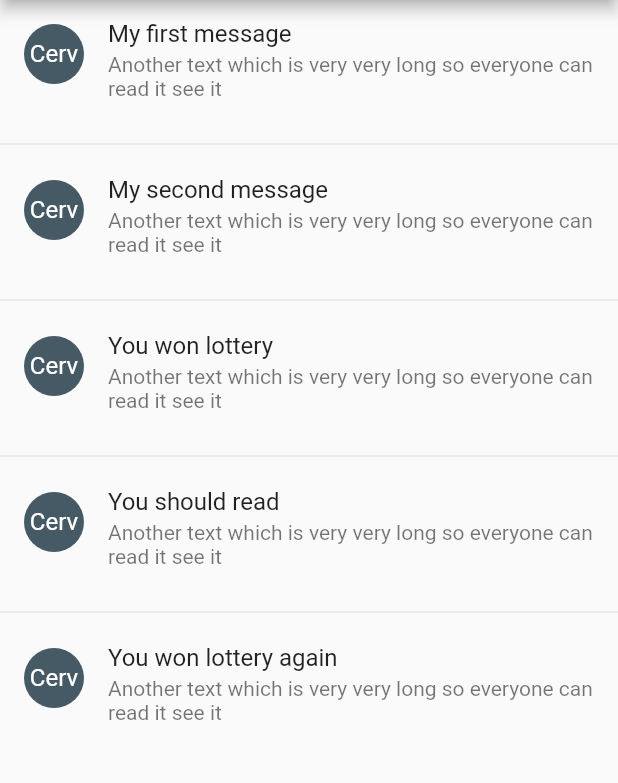
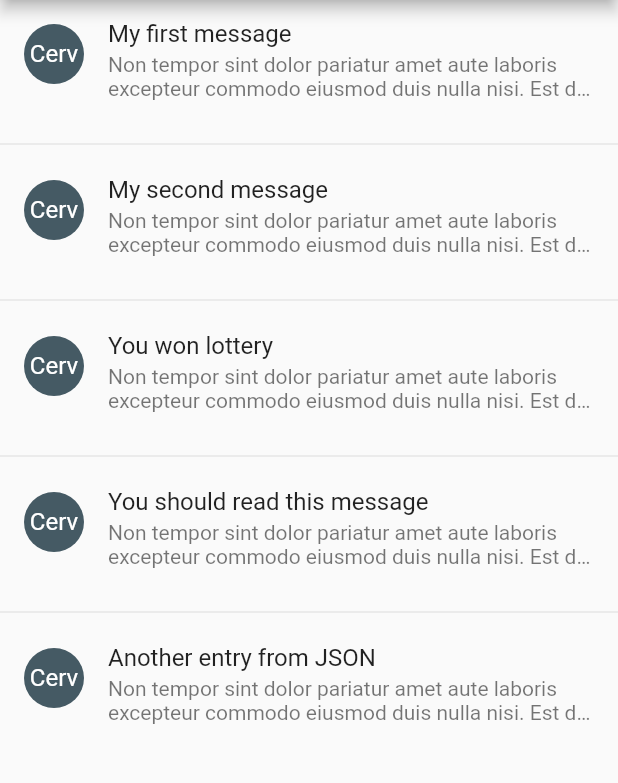
Before and after one commit to cerveau08/flutter_emailapp, a Flutter app: the screen it shows after launch, on a phone screen of 412 x 824 dp, the part 84-867 px from its top. Run offline on Flutter 3.47's test engine with Material 2 defaults, Android fonts, the phone set to English and light mode, and no system bars.

Commit message:
Accessing Assets

```diff
--- /dev/null
+++ b/data/message.json
@@ -0,0 +1,22 @@
+[
+    {
+        "subject": "My first message",
+        "body": "Non tempor sint dolor pariatur amet aute laboris excepteur commodo eiusmod duis nulla nisi. Est dolor consequat Lorem proident sit enim id duis sunt in. Deserunt et ex sint occaecat pariatur.Nulla aute commodo tempor commodo esse ipsum duis officia laboris ex nostrud. Culpa tempor pariatur velit enim et officia tempor aliquip eiusmod in magna dolor. Consectetur voluptate ullamco voluptate non anim in velit. Voluptate reprehenderit reprehenderit adipisicing minim aute in. Velit fugiat veniam dolore est reprehenderit eiusmod aliquip occaecat proident."
+    },
+    {
+        "subject": "My second message",
+        "body": "Non tempor sint dolor pariatur amet aute laboris excepteur commodo eiusmod duis nulla nisi. Est dolor consequat Lorem proident sit enim id duis sunt in. Deserunt et ex sint occaecat pariatur."
+    },
+    {
+        "subject": "You won lottery",
+        "body": "Non tempor sint dolor pariatur amet aute laboris excepteur commodo eiusmod duis nulla nisi. Est dolor consequat Lorem proident sit enim id duis sunt in. Deserunt et ex sint occaecat pariatur."
+    },
+    {
+        "subject": "You should read this message",
+        "body": "Non tempor sint dolor pariatur amet aute laboris excepteur commodo eiusmod duis nulla nisi. Est dolor consequat Lorem proident sit enim id duis sunt in. Deserunt et ex sint occaecat pariatur."
+    },
+    {
+        "subject": "Another entry from JSON",
+        "body": "Non tempor sint dolor pariatur amet aute laboris excepteur commodo eiusmod duis nulla nisi. Est dolor consequat Lorem proident sit enim id duis sunt in. Deserunt et ex sint occaecat pariatur."
+    }
+]
--- /dev/null
+++ b/lib/MessageList.dart
@@ -0,0 +1,54 @@
+import 'dart:convert';
+
+import 'package:flutter/material.dart';
+import 'package:flutter/services.dart';
+
+class MessageList extends StatefulWidget {
+  final String title;
+  const MessageList({Key key, this.title}) : super(key: key);
+  @override
+  State<StatefulWidget> createState() => _MessageListState();
+}
+class _MessageListState extends State<MessageList> {
+  var messages = const [];
+  Future loadMessageList() async {
+    var content = await rootBundle.loadString('data/message.json');
+    var collection = json.decode(content);
+    setState(() {
+      messages = collection;
+    });
+  }
+
+  void initState() {
+    loadMessageList();
+    super.initState();
+  }
+
+  Widget build(BuildContext context) {
+    return Scaffold(
+      appBar: AppBar(
+        title: Text(widget.title),
+        ),
+        body: ListView.separated(
+          itemCount: messages.length,
+          separatorBuilder: (context, index) => Divider(),
+          itemBuilder: (BuildContext context, int index) {
+            var message = messages[index];
+            return ListTile(
+              title: Text(message['subject']),
+              isThreeLine: true,
+              leading: CircleAvatar(
+                child: Text('Cerv'),
+              ),
+              subtitle: Text(
+                message['body'],
+                maxLines: 2,
+                overflow: TextOverflow.ellipsis,
+                ),
+            );
+          },
+          ),
+        );
+  }
+
+}
--- a/lib/main.dart
+++ b/lib/main.dart
@@ -1,3 +1,4 @@
+import 'package:emailapp/MessageList.dart';
 import 'package:flutter/material.dart';
 
 void main() => runApp(EmailApp());
@@ -11,44 +12,7 @@ class EmailApp extends StatelessWidget {
         primarySwatch: Colors.blueGrey,
         accentColor: Colors.blue
       ),
-      home: MyHomePage(title: 'Flutter EmailApp'),
+      home: MessageList(title: 'Flutter EmailApp'),
     );
   }
 }
-
-class MyHomePage extends StatelessWidget {
-
-  final String title;
-  var messages = const [
-    'My first message',
-    'My second message',
-    'You won lottery',
-    'You should read',
-    'You won lottery again'
-  ];
-  MyHomePage({this.title});
-  @override
-  Widget build(BuildContext context) {
-    return Scaffold(
-      appBar: AppBar(
-        title: Text(this.title),
-        ),
-        body: ListView.separated(
-          itemCount: messages.length,
-          separatorBuilder: (context, index) => Divider(),
-          itemBuilder: (BuildContext context, int index) {
-            var title = messages[index];
-            return ListTile(
-              title: Text(title),
-              isThreeLine: true,
-              leading: CircleAvatar(
-                child: Text('Cerv'),
-              ),
-              subtitle: Text('Another text which is very very long so everyone can read it see it'),
-            );
-          },
-          ),
-        );
-  }
-
-}
--- a/pubspec.yaml
+++ b/pubspec.yaml
@@ -41,9 +41,10 @@ flutter:
   uses-material-design: true
 
   # To add assets to your application, add an assets section, like this:
-  # assets:
+  assets:
   #  - images/a_dot_burr.jpeg
   #  - images/a_dot_ham.jpeg
+    - data/message.json
 
   # An image asset can refer to one or more resolution-specific "variants", see
   # https://flutter.dev/assets-and-images/#resolution-aware.
```
Also changed, not shown: 1 other file.
